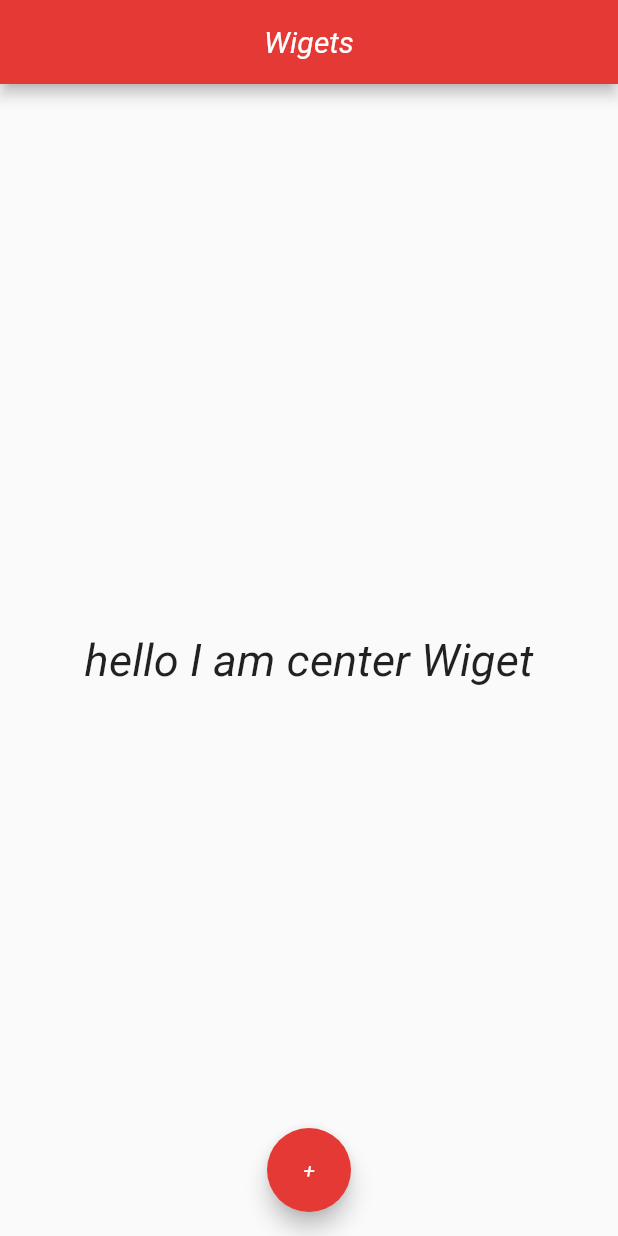
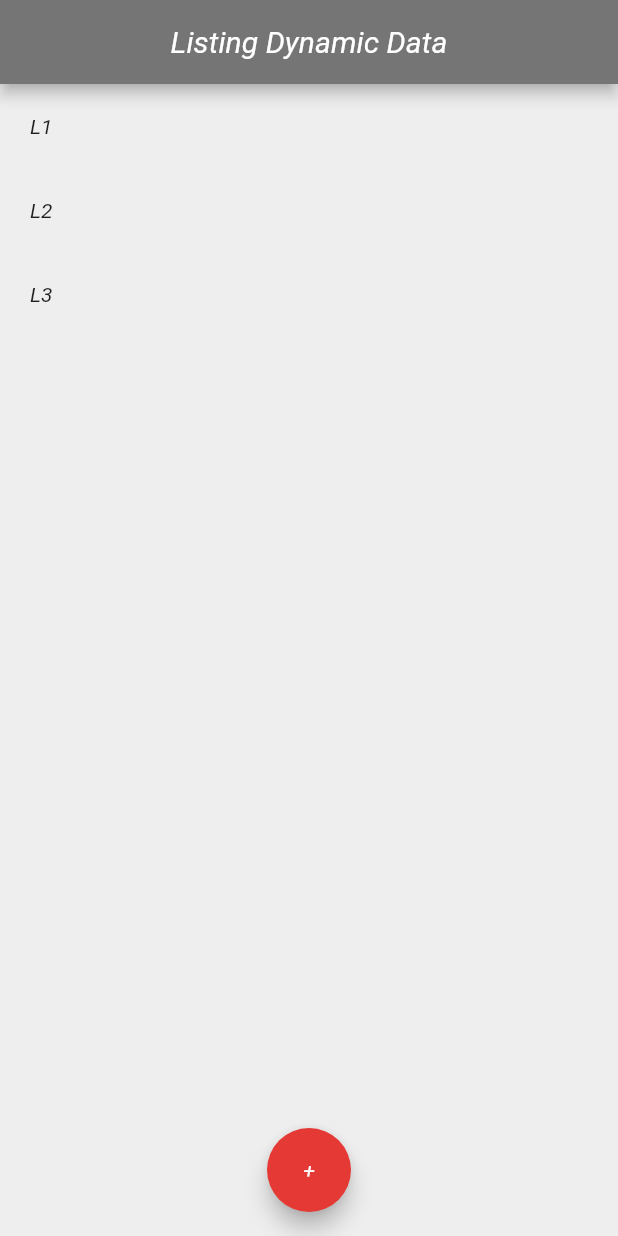
Before and after one commit to RishabhS05/FlutterBasics, a Flutter app: the screen it shows after launch, on a phone screen of 412 x 824 dp. Run offline on Flutter 3.47's test engine with Material 2 defaults, Android fonts, the phone set to English and light mode, and no system bars.

Commit message:
Listing of data.

```diff
--- a/lib/main.dart
+++ b/lib/main.dart
@@ -1,23 +1,32 @@
 import 'package:flutter/material.dart';
 
 void main() {
-  runApp(MaterialApp(home: Home()));
+  runApp(MaterialApp(home: HomeListing()));
 }
 
-class Home extends StatelessWidget {
+class HomeListing extends StatefulWidget {
+  @override
+  _HomeState createState() => _HomeState();
+}
+
+class _HomeState extends State<HomeListing> {
+  List<String>list = ['L1','L2','L3'];
   @override
   Widget build(BuildContext context) {
     return Scaffold(
+      backgroundColor: Colors.grey[200],
       appBar: AppBar(
-          title: Text("Wigets"),
+          title: Text("Listing Dynamic Data"),
           centerTitle: true,
-          backgroundColor: Colors.red[600]),
-      body: Center(
-          child: Text(
-        "hello I am center Wiget",
-        style: TextStyle(
-            fontFamily: 'Roboto', fontSize: 30.0, fontStyle: FontStyle.italic),
-      )),
+          backgroundColor: Colors.grey[600]),
+      body: Column(
+        children: list.map((l){
+          return Padding(
+            padding: const EdgeInsets.all(20),
+            child: Text(l),
+          );
+        }).toList(),
+      ),
       floatingActionButton: FloatingActionButton(
           child: Text("+"), backgroundColor: Colors.red[600], onPressed: () {}),
       floatingActionButtonLocation: FloatingActionButtonLocation.centerFloat,
```
